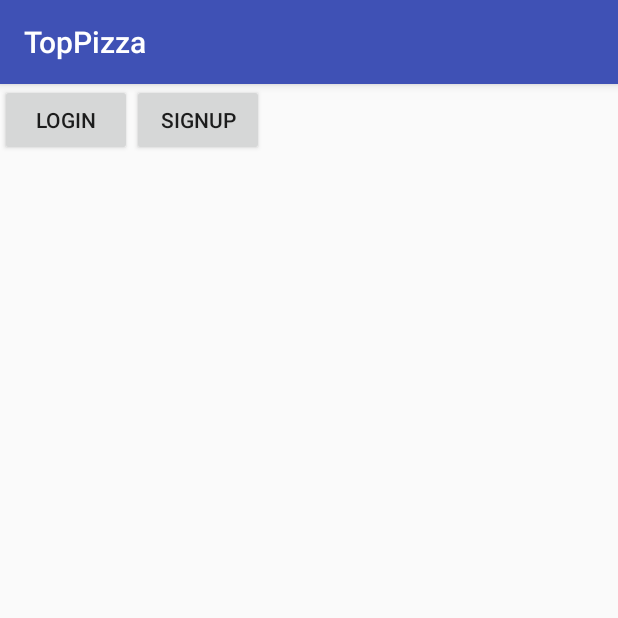
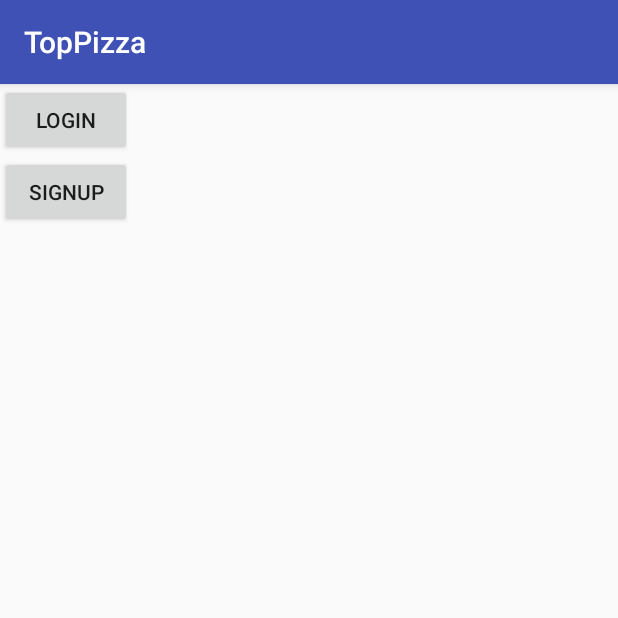
Before and after one commit to Nerrev/TopPizza, an Android app: the BeginActivity screen opened directly, with no data from a screen before it, on a phone screen of 412 x 824 dp, the top half of it. Run offline under Robolectric (Android 15) with nearby library versions, the phone set to English and light mode, and no system bars.

Commit message:
minor changes -

```diff
--- a/app/src/main/java/com/example/nev/toppizza/activities/BeginActivity.java
+++ b/app/src/main/java/com/example/nev/toppizza/activities/BeginActivity.java
@@ -1,12 +1,16 @@
 package com.example.nev.toppizza.activities;
 
 import android.content.Intent;
+import android.database.Cursor;
 import android.os.Bundle;
 import android.support.v7.app.AppCompatActivity;
 import android.view.View;
 import android.widget.Button;
+import android.widget.LinearLayout;
+import android.widget.TextView;
 
 import com.example.nev.toppizza.R;
+import com.example.nev.toppizza.services.SQLhelper;
 
 
 public class BeginActivity extends AppCompatActivity {
@@ -37,6 +41,5 @@ public class BeginActivity extends AppCompatActivity {
             }
         });
 
-
     }
 }
--- a/app/src/main/java/com/example/nev/toppizza/services/SQLhelper.java
+++ b/app/src/main/java/com/example/nev/toppizza/services/SQLhelper.java
@@ -77,7 +77,7 @@ public class SQLhelper extends SQLiteOpenHelper {
         //db.rawQuery("DELETE * from CUSTOMER where ID="+id,null);
         db.delete("USER", "ID" + "=" + id, null);
     }
-    public Cursor getPizzaById(String id){
+    public Cursor getPizzaById(int id){
         SQLiteDatabase db = getReadableDatabase();
         Cursor cursor=db.rawQuery("select * from PIZZA where PID="+id,null);
 
@@ -104,8 +104,8 @@ public class SQLhelper extends SQLiteOpenHelper {
             contentValues.put("LPRICE",pizza.get(i).getPrice()[2]);
             contentValues.put("offer",pizza.get(i).getOffer());
 
-            if(getPizzaById(""+(i+1)).moveToFirst())
-                db.update("PIZZA", contentValues, "PID='" + (i+1)+"'", null);
+            if(getPizzaById(i+1).moveToFirst())
+                db.update("PIZZA", contentValues, "PID=" + (i+1), null);
             else
                 db.insert("PIZZA",null,contentValues);
 
--- a/app/src/main/res/layout/activity_begin.xml
+++ b/app/src/main/res/layout/activity_begin.xml
@@ -6,10 +6,11 @@
     android:layout_height="match_parent"
     tools:context=".activities.BeginActivity">
 
-    <android.support.v7.widget.LinearLayoutCompat
+    <LinearLayout
         android:layout_width="match_parent"
         android:layout_height="wrap_content"
-        android:orientation="horizontal">
+        android:orientation="vertical"
+        android:id="@+id/test">
 
         <Button
             android:layout_width="wrap_content"
@@ -23,6 +24,6 @@
             android:id="@+id/mainsign"/>
 
 
-    </android.support.v7.widget.LinearLayoutCompat>
+    </LinearLayout>
 
 </android.support.constraint.ConstraintLayout>
```
